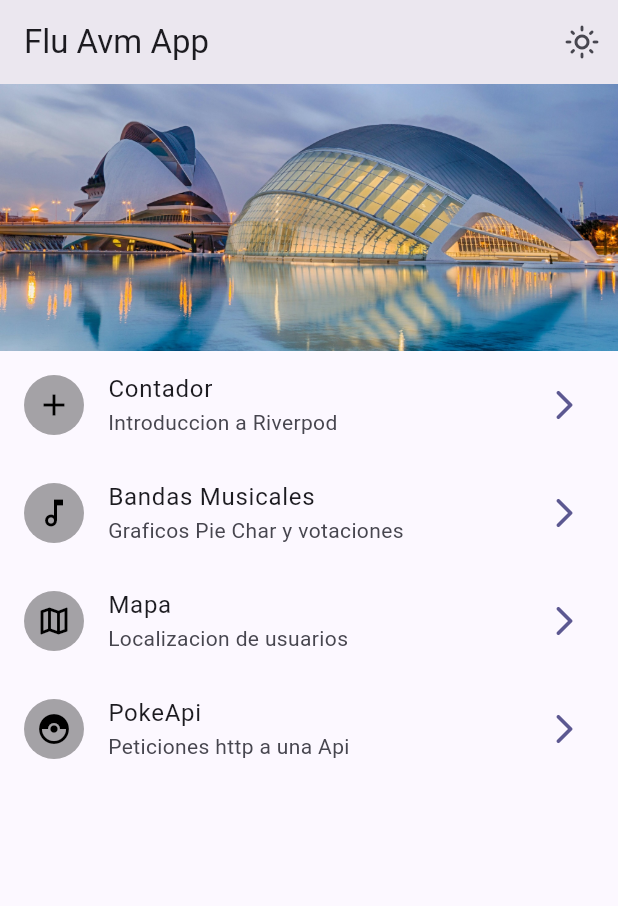
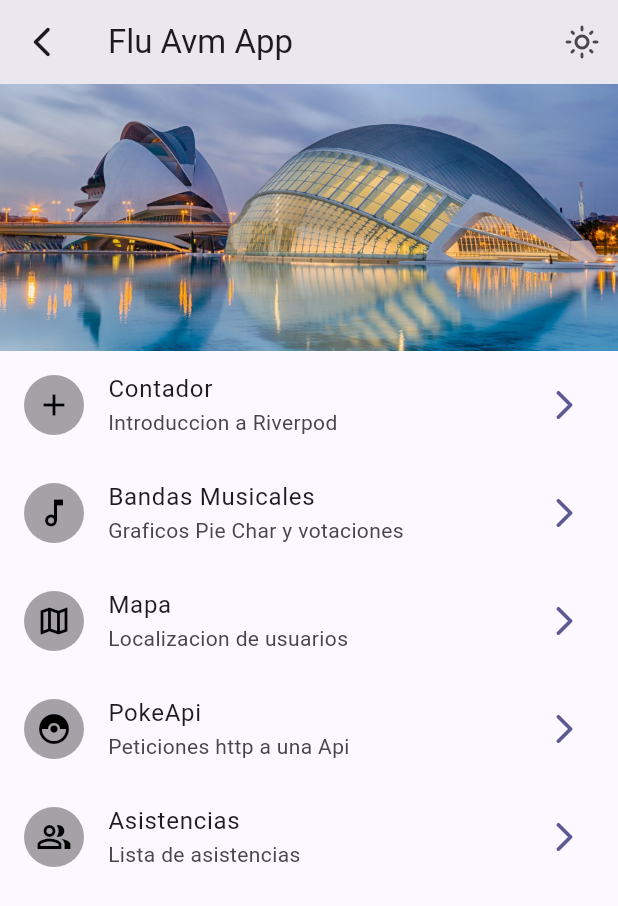
Before and after one commit to Gerardocruzdc/flu_avm, a Flutter app: the DomusScreen screen opened by its route, on a phone screen of 412 x 824 dp. Shown: the top 906 px of the screen. Run offline on Flutter 3.47's test engine with Material 3 defaults, Android fonts, the light colour scheme and no system bars; our stand-ins replace dio, flutter_riverpod, go_router, google_fonts, pie_chart, socket_io_client; missing offline and left inert: mapbox_maps_flutter.

Commit message:
gcrudec: boton para regresar a pagina de bienvenida y nueva pantalla Asistencias

```diff
--- a/lib/config/menu/menu_item.dart
+++ b/lib/config/menu/menu_item.dart
@@ -41,7 +41,13 @@ final appMenuItems = <MenuItem>[
     subtitulus: 'Peticiones http a una Api',
     link: '/request',
     icon: Icons.catching_pokemon
-  )
+  ),
+  MenuItem (
+    titulus: 'Asistencias',
+    subtitulus: 'Lista de asistencias',
+    link: '/asistencias',
+    icon: Icons.people_alt_outlined
+  ),
 ];
 
 final wsServices = <String>[
--- a/lib/config/router/app_router.dart
+++ b/lib/config/router/app_router.dart
@@ -1,4 +1,3 @@
-import 'package:flutter/material.dart';
 import 'package:go_router/go_router.dart';
 import '../../presentation/screens/screens.dart';
 
@@ -38,5 +37,9 @@ final appRouter = GoRouter(
         ),
       ],
     ),
+    GoRoute(
+      path: '/asistencias',
+      builder: (context, state) => const AsistenciasScreen(),
+    ),
   ],
 );
--- a/lib/presentation/screens/domus/domus_screen.dart
+++ b/lib/presentation/screens/domus/domus_screen.dart
@@ -16,6 +16,10 @@ class DomusScreen extends ConsumerWidget {
     return Scaffold(
       appBar: AppBar(
         title: Text('Flu Avm App'),
+        leading: IconButton(
+          onPressed: () => context.go('/'),
+          icon: const Icon(Icons.arrow_back_ios_new_rounded),
+        ),
         actions: [
           IconButton(
             onPressed: () {
--- a/lib/presentation/screens/screens.dart
+++ b/lib/presentation/screens/screens.dart
@@ -5,3 +5,4 @@ export './charta/charta_screen.dart';
 export './pokemons/pokemons_screen.dart';
 export './pokemons/pokemon_screen.dart';
 export './bienvenida/bienvenida_screen.dart';
+export './asistencias/asistencias_screen.dart';
```
Also changed, not shown: lib/presentation/screens/asistencias/asistencias_screen.dart (added, +17 -0 lines).
